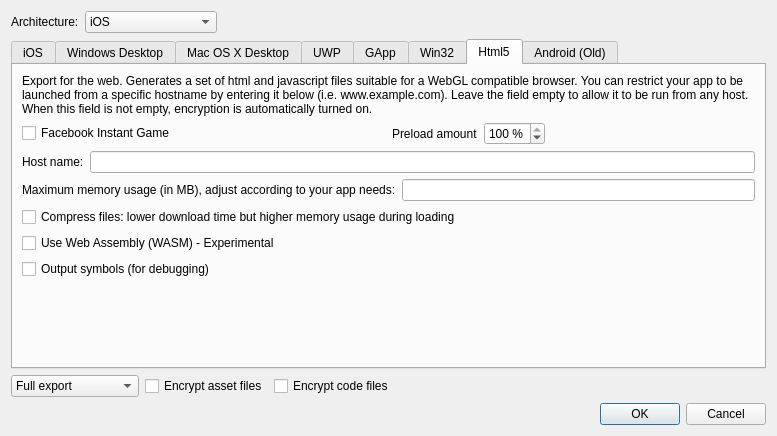
gideros/gideros, file ui/exportprojectdialog.ui: the form before one commit.
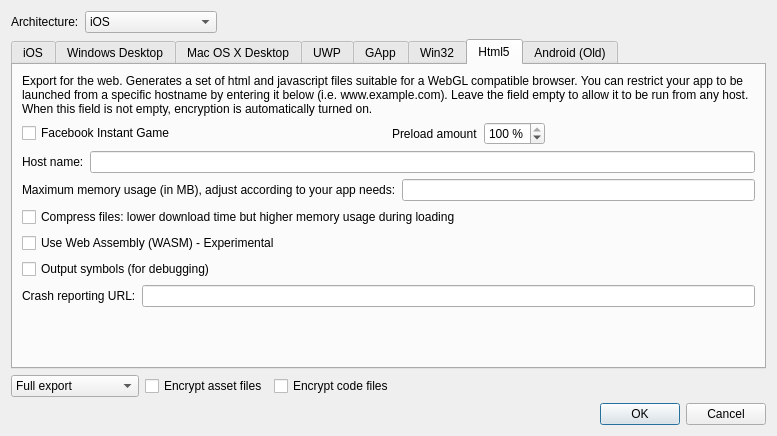
The form after the commit. The open tabs and pages were chosen to show the change.

Commit message: [html5] Improve error handling [export] Better compress image files [plugins] Add virtualpad

What changed in the file:
```diff
--- a/ui/exportprojectdialog.ui
+++ b/ui/exportprojectdialog.ui
@@ -587,6 +587,20 @@
          </property>
         </widget>
        </item>
+       <item>
+        <layout class="QHBoxLayout" name="horizontalLayout_9">
+         <item>
+          <widget class="QLabel" name="label_11">
+           <property name="text">
+            <string>Crash reporting URL:</string>
+           </property>
+          </widget>
+         </item>
+         <item>
+          <widget class="QLineEdit" name="html5_crash"/>
+         </item>
+        </layout>
+       </item>
        <item>
         <spacer name="verticalSpacer_3">
          <property name="orientation">
```
The commit also changes 11 other files.
